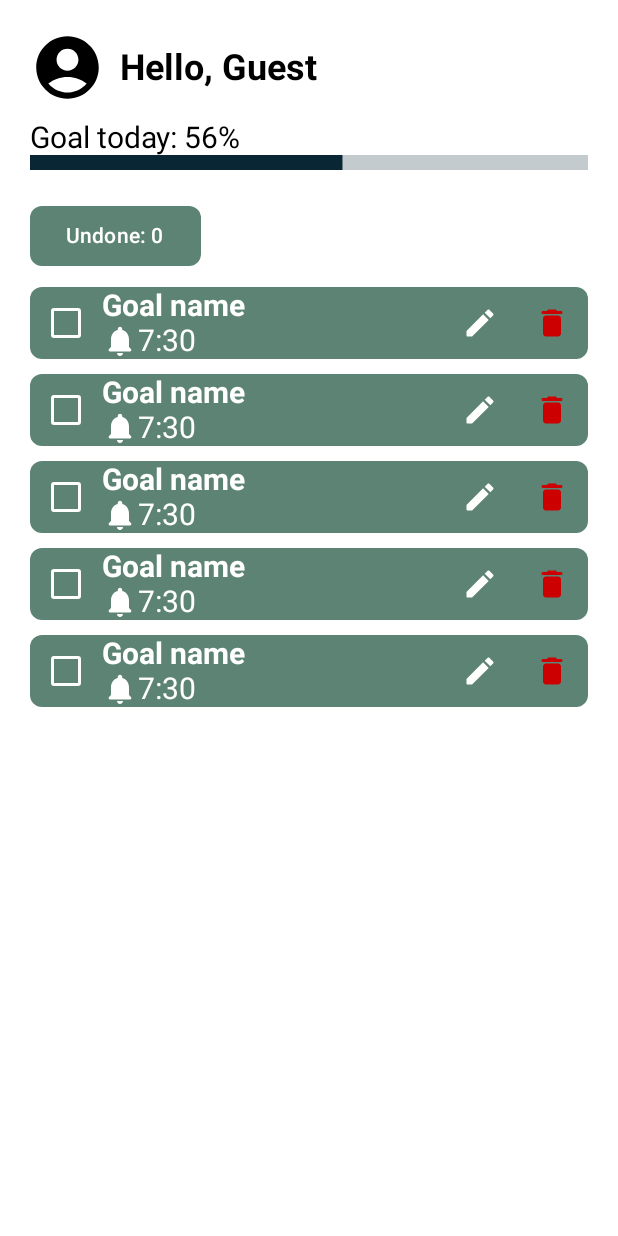
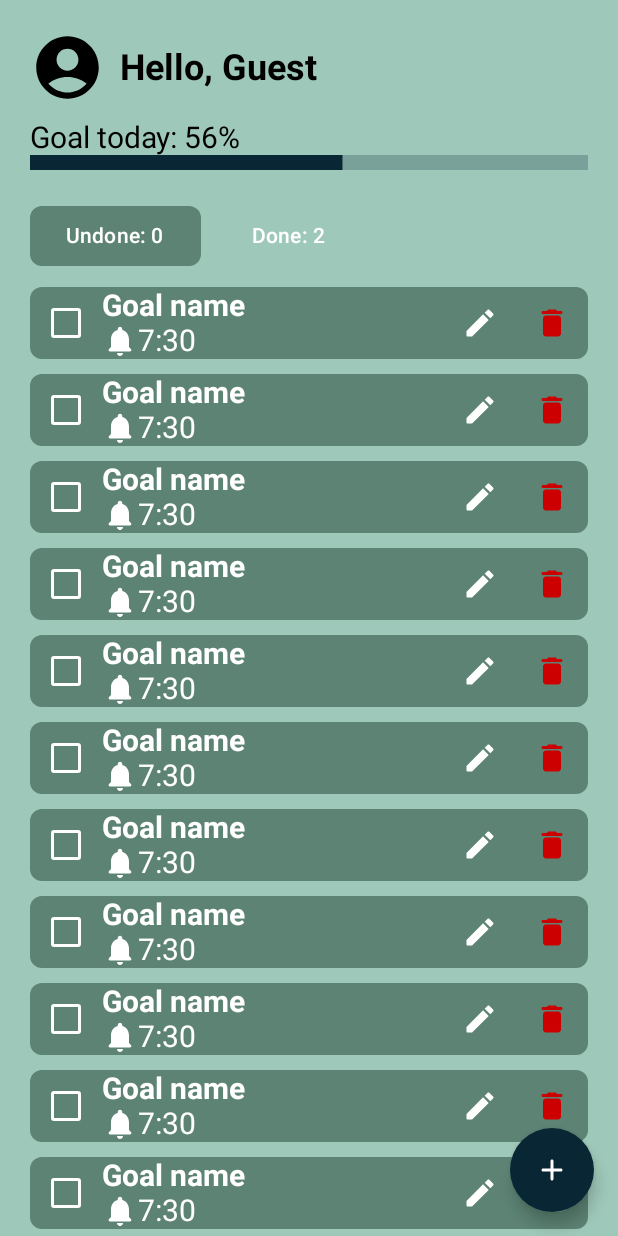
Before and after one commit to duccanhole/goal-tracker-android, an Android app built with Jetpack Compose: the composable HomePage shown on its own in the app's theme, on a phone screen of 412 x 824 dp. Run offline under Robolectric (Android 15) with nearby library versions, the phone set to English and light mode, and no system bars.

Commit message:
add: create goal

```diff
--- a/app/build.gradle.kts
+++ b/app/build.gradle.kts
@@ -102,5 +102,4 @@ dependencies {
     implementation("androidx.navigation:navigation-compose:$nav_version")
     implementation("com.squareup.retrofit2:retrofit:2.9.0")
     implementation("com.squareup.retrofit2:converter-gson:2.9.0")
-    implementation("com.google.accompanist:accompanist-permissions:<latest_version>")
 }
--- a/app/src/main/java/com/example/myapplication/MainActivity.kt
+++ b/app/src/main/java/com/example/myapplication/MainActivity.kt
@@ -17,6 +17,7 @@ import androidx.navigation.compose.NavHost
 import androidx.navigation.compose.composable
 import androidx.navigation.compose.currentBackStackEntryAsState
 import androidx.navigation.compose.rememberNavController
+import com.example.myapplication.navigation.CreateGoalPage
 import com.example.myapplication.navigation.HomePage
 import com.example.myapplication.navigation.SettingPage
 import com.example.myapplication.navigation.SigninPage
@@ -60,7 +61,7 @@ fun App() {
     ) {
         NavHost(
             navController = navController,
-            startDestination = Navigation.SIGN_IN,
+            startDestination = Navigation.HOME,
             modifier = Modifier.weight(1f)
         ) {
             composable(Navigation.HOME) { HomePage(navController) }
@@ -68,6 +69,7 @@ fun App() {
             composable(Navigation.SETTING) { SettingPage() }
             composable(Navigation.SIGN_IN) { SigninPage() }
             composable(Navigation.SIGN_UP) { SignupPage() }
+            composable(Navigation.CREAT_GOAL) { CreateGoalPage(navController)}
         }
 //        val currentDestination = navController.currentDestination?.route
         if (currentDestination?.destination?.route !in listOf(Navigation.SIGN_IN, Navigation.SIGN_UP)) {
--- a/app/src/main/java/com/example/myapplication/composable/GoalList.kt
+++ b/app/src/main/java/com/example/myapplication/composable/GoalList.kt
@@ -35,10 +35,11 @@ fun GoalList() {
                 Text(text = "Done: 2")
             }
         }
+        Spacer(modifier = Modifier.height(10.dp))
         LazyColumn {
-            items(5) { index ->
+            items(25) { index ->
+                GoalItem()
                 Spacer(modifier = Modifier.height(10.dp))
-                GoalItem()
             }
         }
     }
--- a/app/src/main/java/com/example/myapplication/navigation/Home.kt
+++ b/app/src/main/java/com/example/myapplication/navigation/Home.kt
@@ -7,7 +7,12 @@ import androidx.compose.foundation.layout.Column
 import androidx.compose.foundation.layout.fillMaxHeight
 import androidx.compose.foundation.layout.padding
 import androidx.compose.material.Button
+import androidx.compose.material.FloatingActionButton
+import androidx.compose.material.Icon
+import androidx.compose.material.Scaffold
 import androidx.compose.material.Text
+import androidx.compose.material.icons.Icons
+import androidx.compose.material.icons.rounded.Add
 import androidx.compose.runtime.Composable
 import androidx.compose.ui.Modifier
 import androidx.compose.ui.graphics.Color
@@ -17,6 +22,7 @@ import androidx.navigation.compose.rememberNavController
 import com.example.myapplication.composable.DashBoardPreview
 import com.example.myapplication.composable.GoalList
 import com.example.myapplication.utils.ColorUtils
+import com.example.myapplication.utils.Navigation
 
 @Composable()
 fun HomePage(navController: NavController) {
@@ -25,8 +31,22 @@ fun HomePage(navController: NavController) {
 //    }) {
 //        Text(text = "navigate to sign-in page")
 //    }
-    Column {
-        DashBoardPreview()
-        GoalList()
+    Scaffold(
+        floatingActionButton = {
+            FloatingActionButton(onClick = {
+                navController.navigate(Navigation.CREAT_GOAL)
+            }, backgroundColor = Color(ColorUtils.primary)) {
+                Icon(Icons.Rounded.Add, contentDescription = null, tint = Color.White)
+            }
+        },
+        backgroundColor = Color(ColorUtils.background)
+    ) {
+        Column(
+            modifier = Modifier
+                .padding(it)
+        ) {
+            DashBoardPreview()
+            GoalList()
+        }
     }
 }
--- a/app/src/main/java/com/example/myapplication/utils/Navigation.kt
+++ b/app/src/main/java/com/example/myapplication/utils/Navigation.kt
@@ -6,4 +6,5 @@ object Navigation {
     val SETTING = "setting"
     val SIGN_IN = "sign-in"
     val SIGN_UP = "sign-up"
+    val CREAT_GOAL = "create-goal"
 }
--- a/settings.gradle.kts
+++ b/settings.gradle.kts
@@ -13,5 +13,5 @@ dependencyResolutionManagement {
     }
 }
 
-rootProject.name = "My Application"
+rootProject.name = "Goal tracker"
 include(":app")
```
Also changed, not shown: app/src/main/java/com/example/myapplication/navigation/Create.kt (added, +138 -0 lines).
